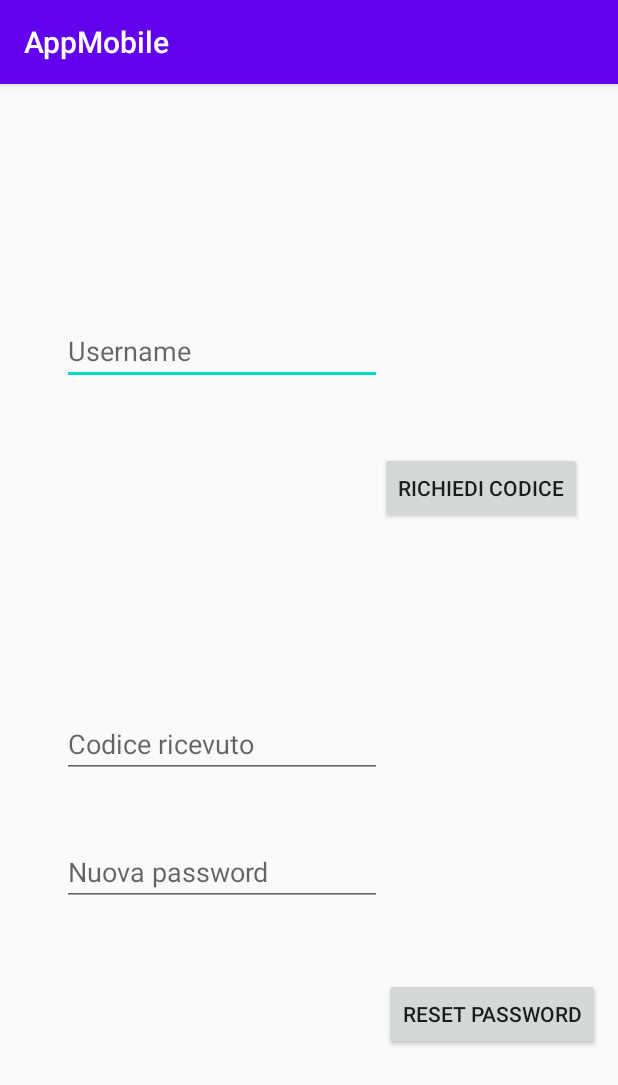
After one commit to DavideAvenia/INGSW1920_15, an Android app: the ResetPasswordForm screen opened directly, with no data from a screen before it, on a phone screen of 412 x 824 dp. The commit adds this screen. Shown: the top 1085 px of the screen. Run offline under Robolectric (Android 15) with nearby library versions, the phone set to English and light mode, and no system bars.

Commit message:
Aggiunto RecuperaPassword
Sequence diagram di RecuperPassword fatto. Da aggiungere solo anche nel classDiagram

```diff
--- a/AppMobile/app/src/main/AndroidManifest.xml
+++ b/AppMobile/app/src/main/AndroidManifest.xml
@@ -17,7 +17,8 @@
         android:roundIcon="@mipmap/ic_launcher_round"
         android:supportsRtl="true"
         android:theme="@style/AppTheme">
-        <activity android:name=".boundary.RegistrazioneForm"></activity>
+        <activity android:name=".boundary.ResetPasswordForm"></activity>
+        <activity android:name=".boundary.RegistrazioneForm" />
         <activity android:name=".boundary.LoginForm" />
         <!--
              The API key for Google Maps-based APIs is defined as a string resource.
--- a/AppMobile/app/src/main/java/com/example/appmobile/Dao/UtenteDao.java
+++ b/AppMobile/app/src/main/java/com/example/appmobile/Dao/UtenteDao.java
@@ -4,8 +4,12 @@ import android.content.Context;
 
 public interface UtenteDao {
 
+    /***************OPERAZIONI DI LOGIN*****************/
     public void login(String userId, String password, Context context);
     public void registration(String userId, String nome,String cognome, String cellulare, String email, String password,Context context);
+    public void recuperaCodiceResetPassword(final Context context, String userId);
+    public void resetPassword(String code, String password,Context context);
+
+    //Operazioni di utilità
     public void showToast(Context context, String messaggio);
-    public void recuperaPassword();
 }
--- a/AppMobile/app/src/main/java/com/example/appmobile/boundary/LoginForm.java
+++ b/AppMobile/app/src/main/java/com/example/appmobile/boundary/LoginForm.java
@@ -46,7 +46,7 @@ public class LoginForm extends AppCompatActivity {
     }
 
     public void recuperaPasswordPremuto(View view){
-
+        controllerLogin.mostraResetPasswordForm(this);
     }
 
 }
--- /dev/null
+++ b/AppMobile/app/src/main/java/com/example/appmobile/boundary/ResetPasswordForm.java
@@ -0,0 +1,54 @@
+package com.example.appmobile.boundary;
+
+import androidx.appcompat.app.AppCompatActivity;
+
+import android.os.Bundle;
+import android.view.View;
+import android.widget.Button;
+import android.widget.EditText;
+import android.widget.Toast;
+
+import com.example.appmobile.R;
+import com.example.appmobile.controller.ControllerLogin;
+
+public class ResetPasswordForm extends AppCompatActivity {
+
+    private ControllerLogin controllerLogin;
+
+    private EditText userIdRecuperPassword;
+    private EditText codiceRecuperaPassword;
+    private EditText passwordRecuperaPassword;
+    private Button bottoneRichiediCodice;
+    private Button bottoneResetPassword;
+
+    @Override
+    protected void onCreate(Bundle savedInstanceState) {
+        super.onCreate(savedInstanceState);
+        setContentView(R.layout.activity_reset_password_form);
+
+        controllerLogin = ControllerLogin.getControllerLogin();
+
+        userIdRecuperPassword = findViewById(R.id.userIdRecuperaPassword);
+        codiceRecuperaPassword = findViewById(R.id.codiceRecuperaPassword);
+        passwordRecuperaPassword = findViewById(R.id.passwordRecuperaPassword);
+        bottoneRichiediCodice = findViewById(R.id.bottoneRichiediCodice);
+        bottoneResetPassword = findViewById(R.id.bottoneResetPassword);
+    }
+
+    public void richiediCodicePremuto(View view){
+        String userId = userIdRecuperPassword.getText().toString();
+
+        controllerLogin.richiediCodiceResetPassword(this,userId);
+    }
+
+    public void resetPasswordPremuto(View view){
+        String code = codiceRecuperaPassword.getText().toString();
+        String password = passwordRecuperaPassword.getText().toString();
+
+        controllerLogin.resetPassword(this,code,password);
+    }
+
+    private void showToast(String message){
+        Toast.makeText(this,message,Toast.LENGTH_LONG);
+    }
+}
--- a/AppMobile/app/src/main/res/layout/activity_login_form.xml
+++ b/AppMobile/app/src/main/res/layout/activity_login_form.xml
@@ -61,6 +61,7 @@
         android:layout_height="wrap_content"
         android:layout_marginBottom="72dp"
         android:text="Recupera password"
+        android:onClick="recuperaPasswordPremuto"
         android:textColor="@color/hyperlinkColor"
         app:layout_constraintBottom_toTopOf="@+id/bottoneLogin"
         app:layout_constraintEnd_toEndOf="parent"
--- /dev/null
+++ b/AppMobile/app/src/main/res/layout/activity_reset_password_form.xml
@@ -0,0 +1,72 @@
+<?xml version="1.0" encoding="utf-8"?>
+<androidx.constraintlayout.widget.ConstraintLayout xmlns:android="http://schemas.android.com/apk/res/android"
+    xmlns:app="http://schemas.android.com/apk/res-auto"
+    xmlns:tools="http://schemas.android.com/tools"
+    android:layout_width="match_parent"
+    android:layout_height="match_parent"
+    tools:context=".boundary.ResetPasswordForm">
+
+    <EditText
+        android:id="@+id/userIdRecuperaPassword"
+        android:layout_width="wrap_content"
+        android:layout_height="wrap_content"
+        android:ems="10"
+        android:hint="Username"
+        android:inputType="textPersonName"
+        app:layout_constraintBottom_toTopOf="@+id/bottoneRichiediCodice"
+        app:layout_constraintEnd_toEndOf="parent"
+        app:layout_constraintHorizontal_bias="0.207"
+        app:layout_constraintStart_toStartOf="parent"
+        app:layout_constraintTop_toTopOf="parent"
+        app:layout_constraintVertical_bias="0.776" />
+
+    <Button
+        android:id="@+id/bottoneRichiediCodice"
+        android:layout_width="wrap_content"
+        android:layout_height="wrap_content"
+        android:layout_marginBottom="124dp"
+        android:text="Richiedi codice"
+        android:onClick="richiediCodicePremuto"
+        app:layout_constraintBottom_toTopOf="@+id/codiceRecuperaPassword"
+        app:layout_constraintEnd_toEndOf="parent"
+        app:layout_constraintHorizontal_bias="0.913"
+        app:layout_constraintStart_toStartOf="parent" />
+
+    <EditText
+        android:id="@+id/codiceRecuperaPassword"
+        android:layout_width="wrap_content"
+        android:layout_height="wrap_content"
+        android:layout_marginBottom="40dp"
+        android:ems="10"
+        android:hint="Codice ricevuto"
+        android:inputType="textPersonName"
+        app:layout_constraintBottom_toTopOf="@+id/passwordRecuperaPassword"
+        app:layout_constraintEnd_toEndOf="parent"
+        app:layout_constraintHorizontal_bias="0.207"
+        app:layout_constraintStart_toStartOf="parent" />
+
+    <EditText
+        android:id="@+id/passwordRecuperaPassword"
+        android:layout_width="wrap_content"
+        android:layout_height="wrap_content"
+        android:layout_marginBottom="48dp"
+        android:ems="10"
+        android:hint="Nuova password"
+        android:inputType="textPassword"
+        app:layout_constraintBottom_toTopOf="@+id/bottoneResetPassword"
+        app:layout_constraintEnd_toEndOf="parent"
+        app:layout_constraintHorizontal_bias="0.207"
+        app:layout_constraintStart_toStartOf="parent" />
+
+    <Button
+        android:id="@+id/bottoneResetPassword"
+        android:layout_width="wrap_content"
+        android:layout_height="wrap_content"
+        android:layout_marginBottom="124dp"
+        android:text="Reset password"
+        android:onClick="resetPasswordPremuto"
+        app:layout_constraintBottom_toBottomOf="parent"
+        app:layout_constraintEnd_toEndOf="parent"
+        app:layout_constraintHorizontal_bias="0.954"
+        app:layout_constraintStart_toStartOf="parent" />
+</androidx.constraintlayout.widget.ConstraintLayout>
```
Also changed, not shown: AppMobile/app/src/main/java/com/example/appmobile/controller/ControllerLogin.java (+21 -0 lines), AppMobile/app/src/main/java/com/example/appmobile/services/AWSCognito.java (+70 -8 lines), 1 other file.
